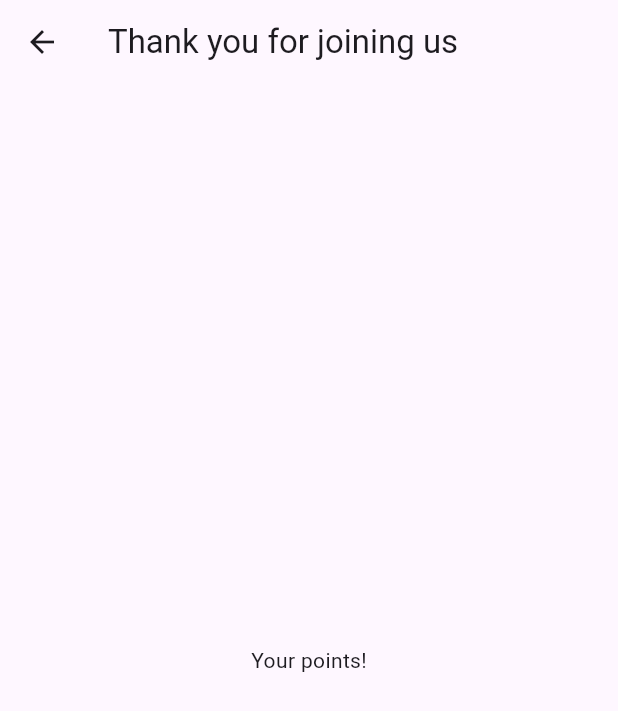
After one commit to lara-vel-dev/nenemi, a Flutter app: the TourScreen screen opened directly, after a tap on the "add" icon, on a phone screen of 412 x 824 dp. The commit adds this screen. Shown: the top 711 px of the screen. Run offline on Flutter 3.47's test engine with Material 3 defaults, Android fonts, the phone set to English and light mode, and no system bars.

Commit message:
(Add) Finish tour page

```diff
--- a/lib/LoginScreen/Components/button.dart
+++ /dev/null
@@ -1 +0,0 @@
-// TODO Implement this library.
--- a/lib/TourScreen/TourScreen.dart
+++ b/lib/TourScreen/TourScreen.dart
@@ -1,4 +1,5 @@
 import 'package:flutter/material.dart';
+import 'package:nenemi/pages/FinishTourScreen/finish_tour.dart';
 
 class TourScreen extends StatelessWidget {
   @override
@@ -8,6 +9,16 @@ class TourScreen extends StatelessWidget {
       body: Center(
         child: Text("AR IS COOL"),
       ),
+      floatingActionButton: FloatingActionButton(
+        // onPressed: _incrementCounter,
+        onPressed: () {
+          Navigator.of(context).push(
+            MaterialPageRoute(builder: (context) => FinishTour()),
+          );
+        },
+        tooltip: 'Increment',
+        child: const Icon(Icons.add),
+      ),
     );
   }
 }
--- /dev/null
+++ b/lib/pages/FinishTourScreen/finish_tour.dart
@@ -0,0 +1,14 @@
+import 'package:flutter/material.dart';
+
+class FinishTour extends StatelessWidget {
+  @override
+  Widget build(BuildContext context) {
+    return Scaffold(
+      appBar: AppBar(title: Text("Thank you for joining us")),
+      body: Center(
+        child: Text("Your points!"),
+      ),
+
+    );
+  }
+}
```
